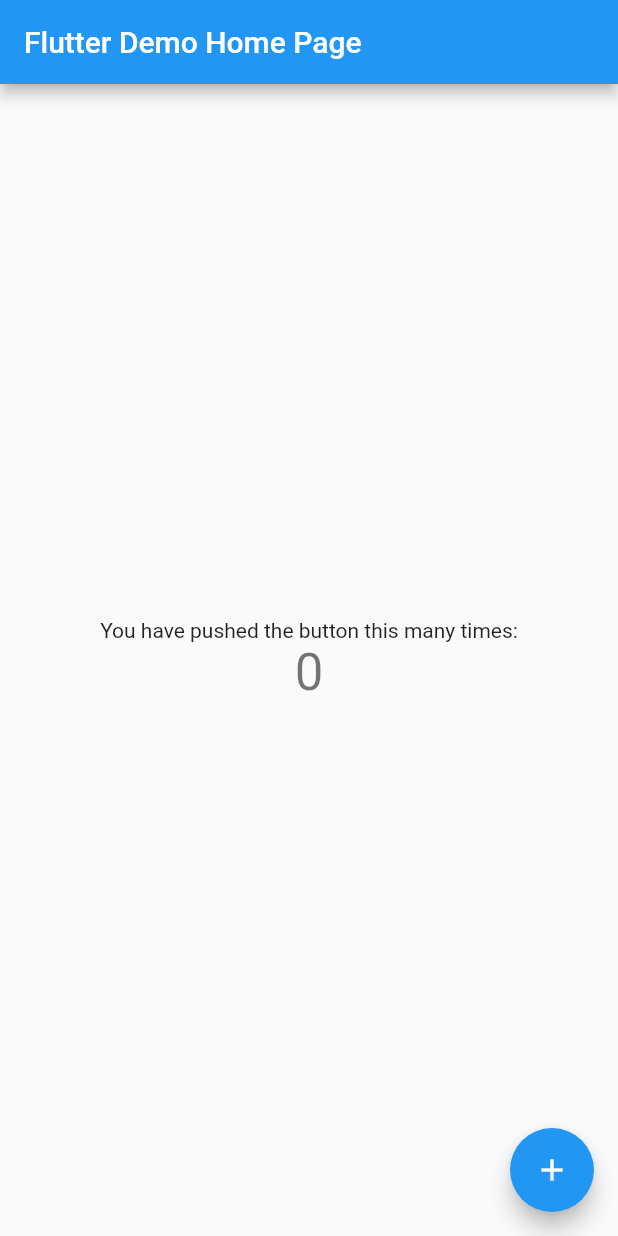
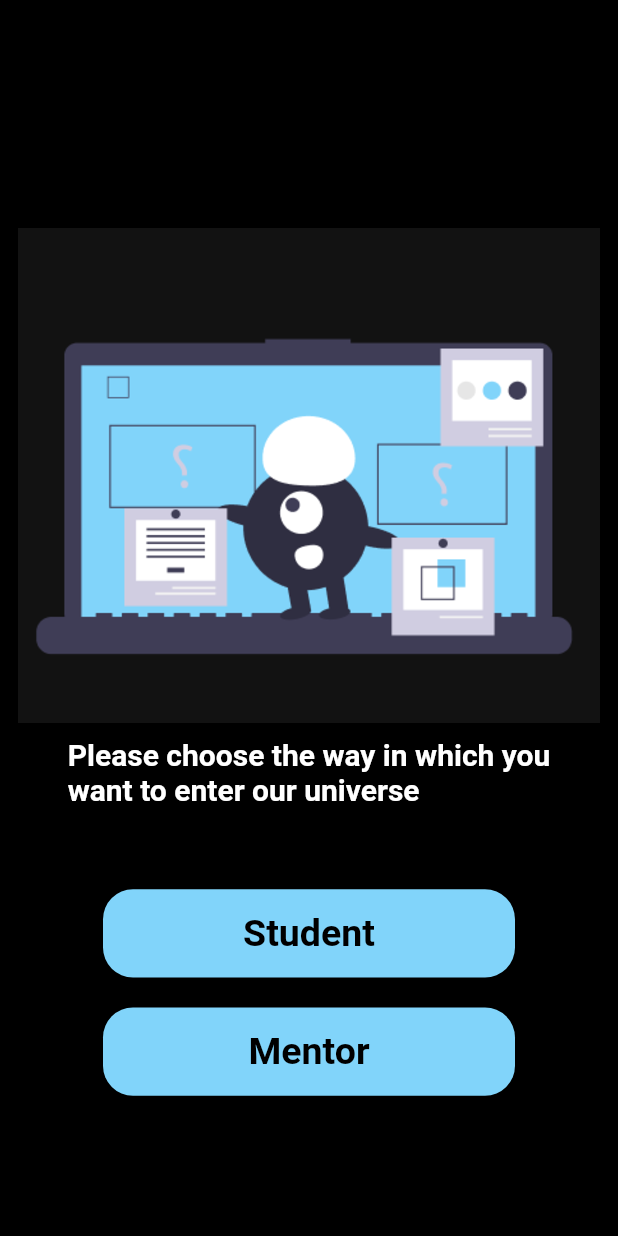
Before and after one commit to the-coder-dude/ServerMonks-MargDarshan, a Flutter app: the screen it shows after launch, on a phone screen of 412 x 824 dp. Run offline on Flutter 3.47's test engine with Material 2 defaults, Android fonts, the phone set to English and light mode, and no system bars; our stand-ins replace google_fonts, hexcolor, shared_preferences.

```diff
--- a/Frontend/marg_darshan/lib/main.dart
+++ b/Frontend/marg_darshan/lib/main.dart
@@ -1,117 +1,92 @@
 import 'package:flutter/material.dart';
+import 'package:hexcolor/hexcolor.dart';
+import 'package:marg_darshan/studentLogin/studentlogin.dart';
 
 void main() {
-  runApp(MyApp());
+  runApp(MaterialApp(
+    theme: ThemeData.dark(),
+    home: First(),
+    debugShowCheckedModeBanner: false,
+  ));
 }
 
-class MyApp extends StatelessWidget {
-  // This widget is the root of your application.
+class First extends StatefulWidget {
+  @override
+  _FirstState createState() => _FirstState();
+}
+
+class _FirstState extends State<First> {
   @override
   Widget build(BuildContext context) {
-    return MaterialApp(
-      title: 'Flutter Demo',
-      theme: ThemeData(
-        // This is the theme of your application.
-        //
-        // Try running your application with "flutter run". You'll see the
-        // application has a blue toolbar. Then, without quitting the app, try
-        // changing the primarySwatch below to Colors.green and then invoke
-        // "hot reload" (press "r" in the console where you ran "flutter run",
-        // or simply save your changes to "hot reload" in a Flutter IDE).
-        // Notice that the counter didn't reset back to zero; the application
-        // is not restarted.
-        primarySwatch: Colors.blue,
-        // This makes the visual density adapt to the platform that you run
-        // the app on. For desktop platforms, the controls will be smaller and
-        // closer together (more dense) than on mobile platforms.
-        visualDensity: VisualDensity.adaptivePlatformDensity,
+    return Scaffold(
+      backgroundColor: Colors.black,
+      body: Column(
+        mainAxisAlignment: MainAxisAlignment.center,
+        children: [
+          SizedBox(
+            height: MediaQuery.of(context).size.height / 14,
+          ),
+          Center(
+            child: Image.asset(
+              "images/2.png", //image is added
+              filterQuality: FilterQuality.high,
+              fit: BoxFit.cover,
+              height: MediaQuery.of(context).size.height / 2.5,
+            ),
+          ),
+          SizedBox(
+            height: 10,
+          ),
+          Text(
+            "Please choose the way in which you\nwant to enter our universe",
+            style: TextStyle(
+                color: Colors.white, fontSize: 20, fontWeight: FontWeight.bold),
+          ),
+          SizedBox(
+            height: MediaQuery.of(context).size.height / 15,
+          ),
+          SizedBox(
+            width: MediaQuery.of(context).size.width / 1.5,
+            height: MediaQuery.of(context).size.height / 14,
+            child: RaisedButton(
+                elevation: 9,
+                shape: RoundedRectangleBorder(
+                    borderRadius: BorderRadius.circular(20)),
+                color: Hexcolor('#81D4FA'),
+                child: Center(
+                  child: Text("Student",
+                      style: TextStyle(
+                          color: Colors.black,
+                          fontSize: 25,
+                          fontWeight: FontWeight.bold)),
+                ),
+                onPressed: () {
+                  Navigator.push(
+                      context, MaterialPageRoute(builder: (context) => Home()));
+                }),
+          ),
+          SizedBox(
+            height: 20,
+          ),
+          SizedBox(
+            width: MediaQuery.of(context).size.width / 1.5,
+            height: MediaQuery.of(context).size.height / 14,
+            child: RaisedButton(
+                elevation: 9,
+                shape: RoundedRectangleBorder(
+                    borderRadius: BorderRadius.circular(20)),
+                color: Hexcolor('#81D4FA'),
+                child: Center(
+                  child: Text("Mentor",
+                      style: TextStyle(
+                          color: Colors.black,
+                          fontSize: 25,
+                          fontWeight: FontWeight.bold)),
+                ),
+                onPressed: () {}),
+          )
+        ],
       ),
-      home: MyHomePage(title: 'Flutter Demo Home Page'),
     );
   }
 }
-
-class MyHomePage extends StatefulWidget {
-  MyHomePage({Key key, this.title}) : super(key: key);
-
-  // This widget is the home page of your application. It is stateful, meaning
-  // that it has a State object (defined below) that contains fields that affect
-  // how it looks.
-
-  // This class is the configuration for the state. It holds the values (in this
-  // case the title) provided by the parent (in this case the App widget) and
-  // used by the build method of the State. Fields in a Widget subclass are
-  // always marked "final".
-
-  final String title;
-
-  @override
-  _MyHomePageState createState() => _MyHomePageState();
-}
-
-class _MyHomePageState extends State<MyHomePage> {
-  int _counter = 0;
-
-  void _incrementCounter() {
-    setState(() {
-      // This call to setState tells the Flutter framework that something has
-      // changed in this State, which causes it to rerun the build method below
-      // so that the display can reflect the updated values. If we changed
-      // _counter without calling setState(), then the build method would not be
-      // called again, and so nothing would appear to happen.
-      _counter++;
-    });
-  }
-
-  @override
-  Widget build(BuildContext context) {
-    // This method is rerun every time setState is called, for instance as done
-    // by the _incrementCounter method above.
-    //
-    // The Flutter framework has been optimized to make rerunning build methods
-    // fast, so that you can just rebuild anything that needs updating rather
-    // than having to individually change instances of widgets.
-    return Scaffold(
-      appBar: AppBar(
-        // Here we take the value from the MyHomePage object that was created by
-        // the App.build method, and use it to set our appbar title.
-        title: Text(widget.title),
-      ),
-      body: Center(
-        // Center is a layout widget. It takes a single child and positions it
-        // in the middle of the parent.
-        child: Column(
-          // Column is also a layout widget. It takes a list of children and
-          // arranges them vertically. By default, it sizes itself to fit its
-          // children horizontally, and tries to be as tall as its parent.
-          //
-          // Invoke "debug painting" (press "p" in the console, choose the
-          // "Toggle Debug Paint" action from the Flutter Inspector in Android
-          // Studio, or the "Toggle Debug Paint" command in Visual Studio Code)
-          // to see the wireframe for each widget.
-          //
-          // Column has various properties to control how it sizes itself and
-          // how it positions its children. Here we use mainAxisAlignment to
-          // center the children vertically; the main axis here is the vertical
-          // axis because Columns are vertical (the cross axis would be
-          // horizontal).
-          mainAxisAlignment: MainAxisAlignment.center,
-          children: <Widget>[
-            Text(
-              'You have pushed the button this many times:',
-            ),
-            Text(
-              '$_counter',
-              style: Theme.of(context).textTheme.headline4,
-            ),
-          ],
-        ),
-      ),
-      floatingActionButton: FloatingActionButton(
-        onPressed: _incrementCounter,
-        tooltip: 'Increment',
-        child: Icon(Icons.add),
-      ), // This trailing comma makes auto-formatting nicer for build methods.
-    );
-  }
-}
```
Also changed, not shown: Frontend/marg_darshan/lib/studentLogin/Register/register.dart (added, +182 -0 lines), Frontend/marg_darshan/lib/studentLogin/studentlogin.dart (added, +191 -0 lines), Frontend/marg_darshan/pubspec.yaml (+11 -3 lines), Frontend/marg_darshan/images/1.jpg (added), Frontend/marg_darshan/images/1.png (added), Frontend/marg_darshan/images/2.png (added), Frontend/marg_darshan/images/3.png (added), Frontend/marg_darshan/pubspec.lock, 1 other file.
